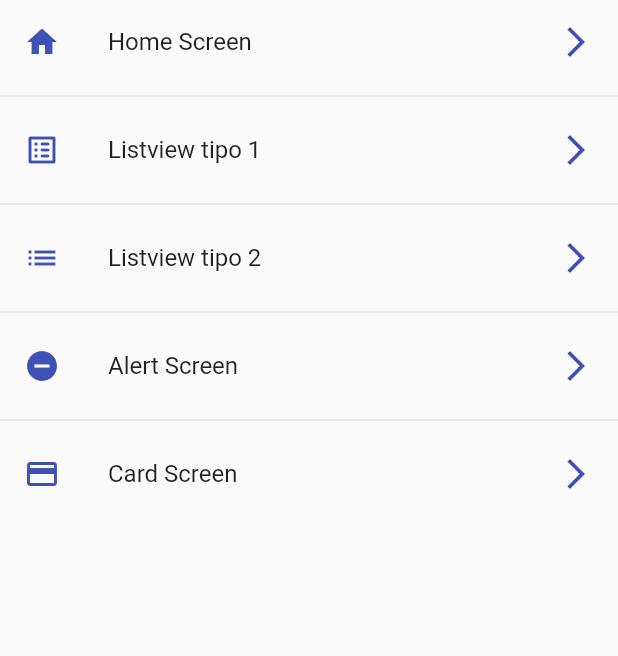
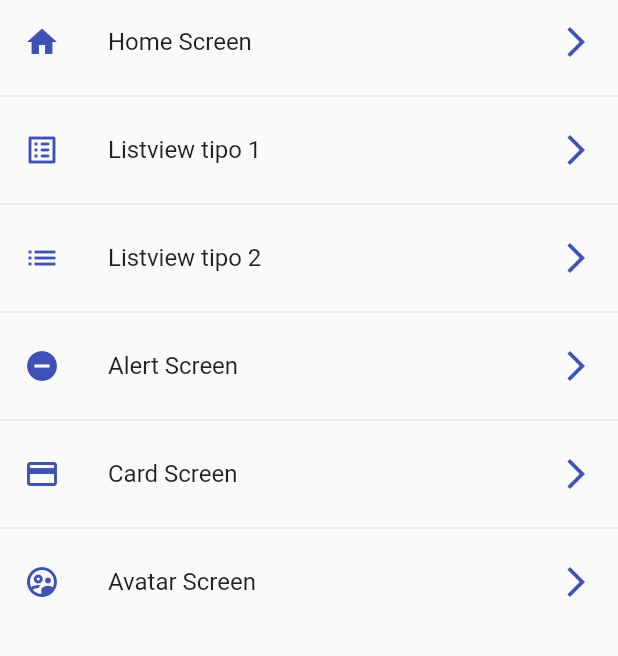
Before and after one commit to Benqui/Flutter-Stuff, a Flutter app: the screen it shows after launch, on a phone screen of 412 x 824 dp, the part 84-740 px from its top. Run offline on Flutter 3.47's test engine with Material 2 defaults, Android fonts, the phone set to English and light mode, and no system bars.

Commit message:
p->03 ComponentesFlutterUpdated: AvatartScreen finished

```diff
--- a/programas/part_03/componentes_flutter_updated_course/lib/router/app_routes.dart
+++ b/programas/part_03/componentes_flutter_updated_course/lib/router/app_routes.dart
@@ -32,6 +32,11 @@ class AppRoutes {
         screen: CardScreen(),
         name: 'Card Screen',
         icon: Icons.credit_card),
+    MenuOption(
+        route: 'avatar',
+        screen: AvatarScreen(),
+        name: 'Avatar Screen',
+        icon: Icons.supervised_user_circle_outlined),
   ];
 
   static Map<String, Widget Function(BuildContext)> getAppRoutes() {
--- a/programas/part_03/componentes_flutter_updated_course/lib/screens/screens.dart
+++ b/programas/part_03/componentes_flutter_updated_course/lib/screens/screens.dart
@@ -3,3 +3,4 @@ export 'package:componentes_flutter_updated_course/screens/card_screen.dart';
 export 'package:componentes_flutter_updated_course/screens/home_screen.dart';
 export 'package:componentes_flutter_updated_course/screens/listview1_screen.dart';
 export 'package:componentes_flutter_updated_course/screens/listview2_screen.dart';
+export 'package:componentes_flutter_updated_course/screens/avatar_screen.dart';
```
Also changed, not shown: programas/part_03/componentes_flutter_updated_course/lib/screens/avatar_screen.dart (added, +29 -0 lines).
